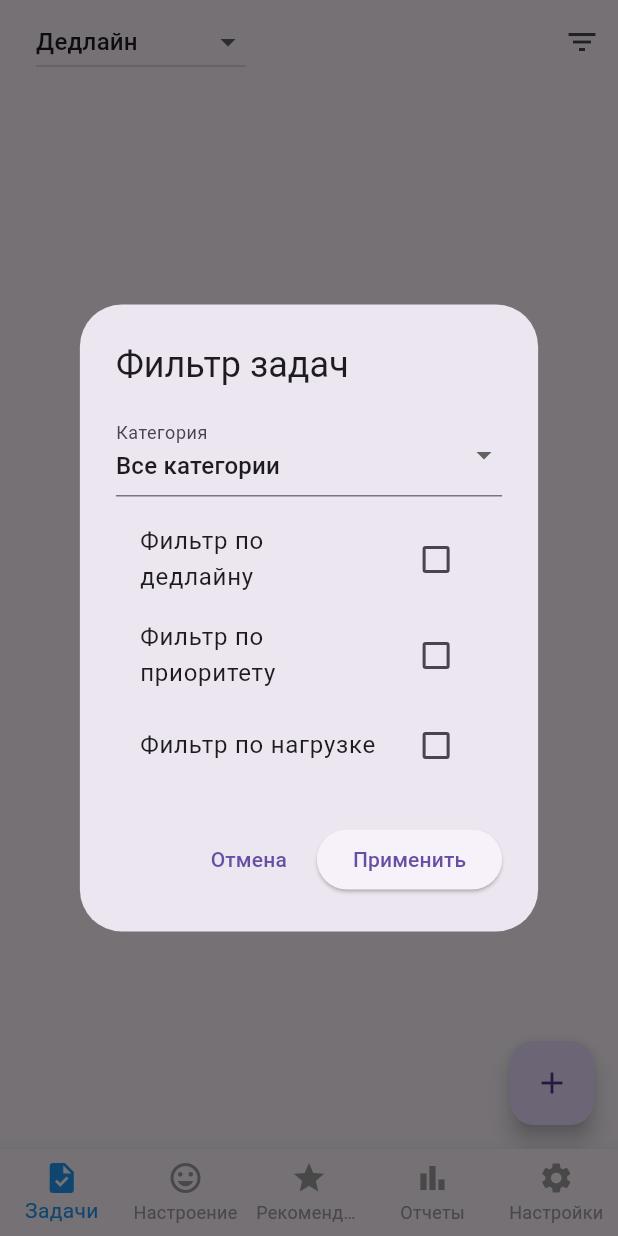
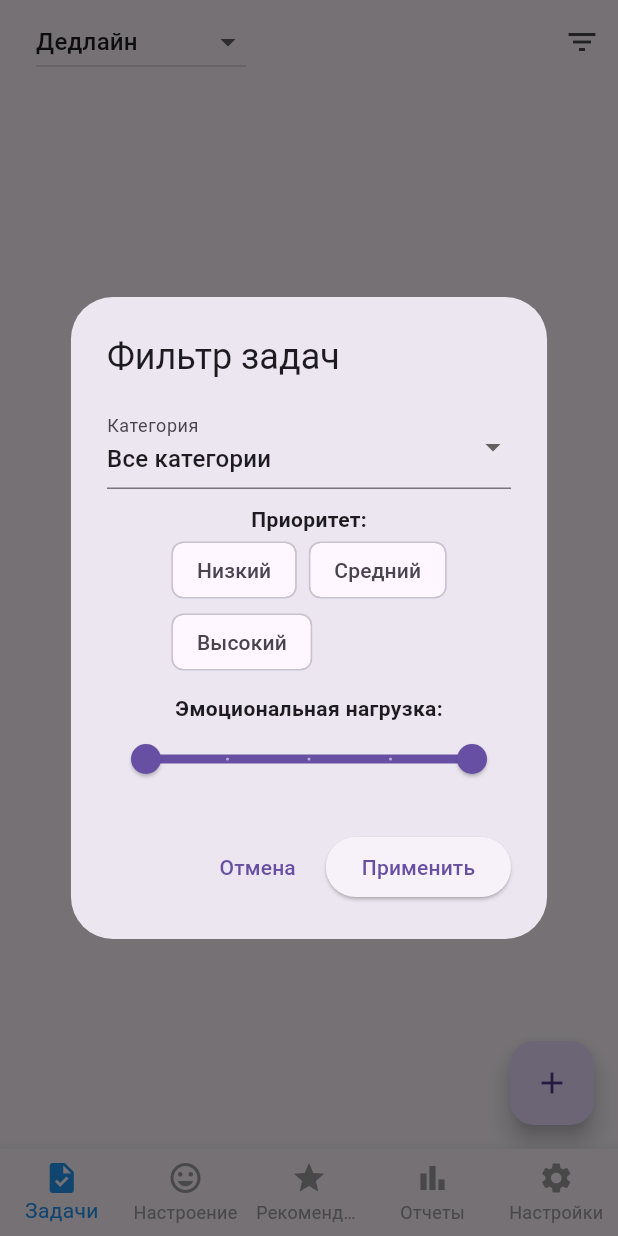
Before and after one commit to Makimma/Task-Planning-with-Mood-and-Emotion-Analysis, a Flutter app: the screen it shows once a user with an empty profile is signed in, after a tap on the "filter list" icon, on a phone screen of 412 x 824 dp. Run offline on Flutter 3.47's test engine with Material 3 defaults, Android fonts, the phone set to English and light mode, and no system bars; our stand-ins replace cloud_firestore, firebase_auth, firebase_core, fl_chart, google_sign_in; accounts and stored records are empty.

Commit message:
Add options for task filter

```diff
--- a/lib/screens/tasks_screen.dart
+++ b/lib/screens/tasks_screen.dart
@@ -14,6 +14,10 @@ class TasksScreen extends StatefulWidget {
 class _TasksScreenState extends State<TasksScreen> {
   List<Map<String, dynamic>> allTasks = [];  // 🔹 Все задачи
   List<Map<String, dynamic>> filteredTasks = []; // 🔹 Отфильтрованные задачи
+
+  Set<String> selectedPriorities = {}; // Выбранные приоритеты (множественный выбор)
+  double minLoad = 1, maxLoad = 5; // Диапазон эмоциональной нагрузки
+
 
   String selectedCategory = "Все категории";
   bool filterByDeadline = false;
@@ -131,8 +135,8 @@ class _TasksScreenState extends State<TasksScreen> {
 
   void _applyFilters() {
     setState(() {
-      if (!filterByDeadline && !filterByPriority && !filterByEmotionalLoad && selectedCategory == "Все категории") {
-        filteredTasks = List.from(allTasks);
+      if (selectedPriorities.isEmpty && selectedCategory == "Все категории" && minLoad == 1 && maxLoad == 5) {
+        filteredTasks = List.from(allTasks); // Если фильтры выключены, показываем все задачи
         return;
       }
 
@@ -142,21 +146,23 @@ class _TasksScreenState extends State<TasksScreen> {
         if (selectedCategory != "Все категории") {
           matches &= task['category'] == selectedCategory;
         }
-        if (filterByDeadline) {
-          matches &= task['deadline'] != null;
+        if (selectedPriorities.isNotEmpty) {
+          matches &= selectedPriorities.contains(task['priority']);
         }
-        if (filterByPriority) {
-          matches &= task['priority'] == "high";
+        if (task['emotionalLoad'] != null) {
+          int load = task['emotionalLoad'];
+          matches &= load >= minLoad && load <= maxLoad;
         }
-        if (filterByEmotionalLoad) {
-          matches &= task['emotionalLoad'] > 3;
-        }
+
         return matches;
       }).toList();
     });
   }
 
   void _showFilterDialog(BuildContext context) {
+    Set<String> tempSelectedPriorities = Set.from(selectedPriorities); // Локальная копия
+    double tempMinLoad = minLoad, tempMaxLoad = maxLoad; // Локальная копия
+
     showDialog(
       context: context,
       builder: (context) {
@@ -186,35 +192,40 @@ class _TasksScreenState extends State<TasksScreen> {
                   ),
                   SizedBox(height: 10),
 
-                  // Фильтр по дедлайну
-                  CheckboxListTile(
-                    title: Text("Фильтр по дедлайну"),
-                    value: filterByDeadline,
-                    onChanged: (value) {
+                  // Фильтр по приоритету (множественный выбор)
+                  Text("Приоритет:", style: TextStyle(fontWeight: FontWeight.bold)),
+                  Wrap(
+                    spacing: 8.0,
+                    children: ["low", "medium", "high"].map((priority) {
+                      return FilterChip(
+                        label: Text(_getPriorityText(priority)),
+                        selected: tempSelectedPriorities.contains(priority),
+                        onSelected: (selected) {
+                          setState(() {
+                            if (selected) {
+                              tempSelectedPriorities.add(priority);
+                            } else {
+                              tempSelectedPriorities.remove(priority);
+                            }
+                          });
+                        },
+                      );
+                    }).toList(),
+                  ),
+                  SizedBox(height: 10),
+
+                  // Фильтр по эмоциональной нагрузке (слайдер)
+                  Text("Эмоциональная нагрузка:", style: TextStyle(fontWeight: FontWeight.bold)),
+                  RangeSlider(
+                    values: RangeValues(tempMinLoad, tempMaxLoad),
+                    min: 1,
+                    max: 5,
+                    divisions: 4,
+                    labels: RangeLabels(tempMinLoad.toString(), tempMaxLoad.toString()),
+                    onChanged: (values) {
                       setState(() {
-                        filterByDeadline = value!;
-                      });
-                    },
-                  ),
-
-                  // Фильтр по приоритету
-                  CheckboxListTile(
-                    title: Text("Фильтр по приоритету"),
-                    value: filterByPriority,
-                    onChanged: (value) {
-                      setState(() {
-                        filterByPriority = value!;
-                      });
-                    },
-                  ),
-
-                  // Фильтр по эмоциональной нагрузке
-                  CheckboxListTile(
-                    title: Text("Фильтр по нагрузке"),
-                    value: filterByEmotionalLoad,
-                    onChanged: (value) {
-                      setState(() {
-                        filterByEmotionalLoad = value!;
+                        tempMinLoad = values.start;
+                        tempMaxLoad = values.end;
                       });
                     },
                   ),
@@ -229,7 +240,12 @@ class _TasksScreenState extends State<TasksScreen> {
                 ),
                 ElevatedButton(
                   onPressed: () {
-                    _applyFilters(); // Применяем фильтрацию
+                    setState(() {
+                      selectedPriorities = tempSelectedPriorities;
+                      minLoad = tempMinLoad;
+                      maxLoad = tempMaxLoad;
+                    });
+                    _applyFilters(); // Применяем фильтр
                     Navigator.pop(context); // Закрываем диалог
                   },
                   child: Text("Применить"),
@@ -241,7 +257,6 @@ class _TasksScreenState extends State<TasksScreen> {
       },
     );
   }
-
 
   String _getPriorityText(String priority) {
     switch (priority) {
```
